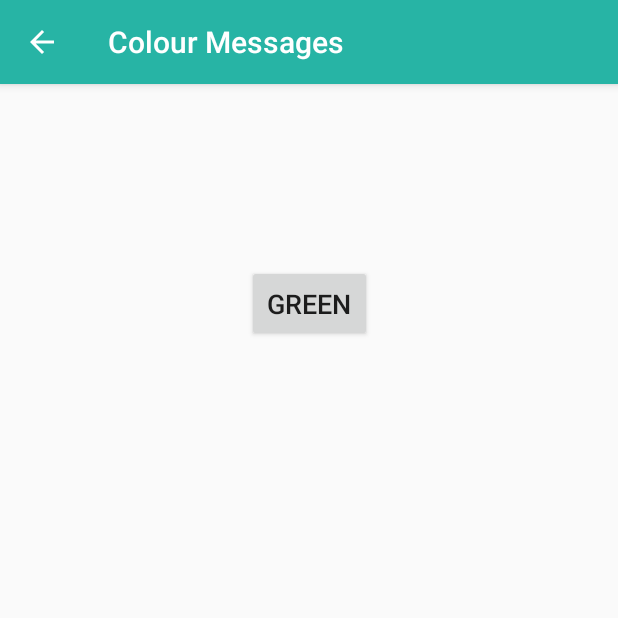
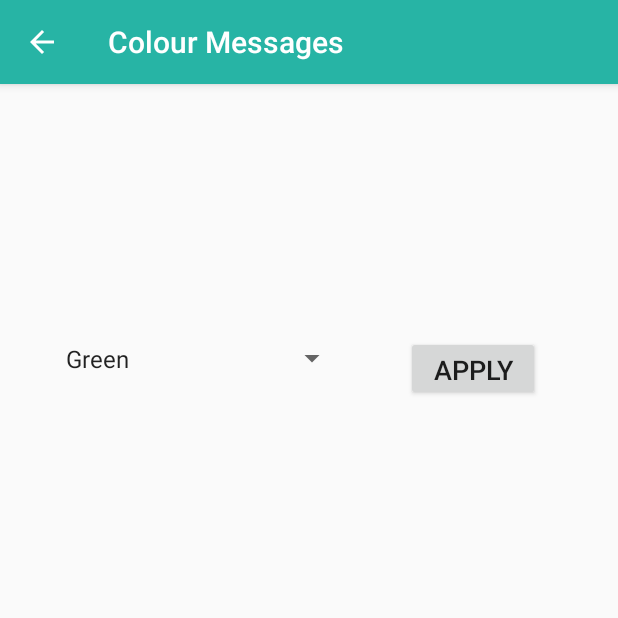
Before and after one commit to CRosemaryC/First_Test_AndroidStudio, an Android app: the DisplayMessageActivity screen opened directly, with no data from a screen before it, on a phone screen of 412 x 824 dp, the top half of it. Run offline under Robolectric (Android 15) with nearby library versions, the phone set to English and light mode, and no system bars.

Commit message:
We have added a spinner that allows us to select a colour to change the text and a button to apply it. We have also add an image to the project and put it in the icon and in the mainActivity. We have also added our own colors.

```diff
--- a/app/src/main/AndroidManifest.xml
+++ b/app/src/main/AndroidManifest.xml
@@ -4,7 +4,7 @@
 
     <application
         android:allowBackup="true"
-        android:icon="@mipmap/ic_launcher"
+        android:icon="@drawable/img_color_message_logo"
         android:label="@string/app_name"
         android:roundIcon="@mipmap/ic_launcher_round"
         android:supportsRtl="true"
--- a/app/src/main/java/com/example/cris_gnss_myphone/MainActivity.java
+++ b/app/src/main/java/com/example/cris_gnss_myphone/MainActivity.java
@@ -10,6 +10,7 @@ import android.widget.EditText;
 import android.util.Log;
 import static android.provider.AlarmClock.EXTRA_MESSAGE;
 import android.widget.Button;
+import android.widget.Toolbar;
 
 public class MainActivity extends AppCompatActivity {
 
@@ -34,7 +35,6 @@ public class MainActivity extends AppCompatActivity {
         intent.putExtra(EXTRA_MESSAGE, message);
         startActivity(intent);
     }
-
 
 //    This are examples to see the activities of the app in the Logcat
     @Override
--- a/app/src/main/res/layout/activity_display_message.xml
+++ b/app/src/main/res/layout/activity_display_message.xml
@@ -22,13 +22,31 @@
 
     <Button
         android:id="@+id/button2"
-        android:layout_width="83dp"
-        android:layout_height="51dp"
-        android:layout_marginTop="40dp"
-        android:text="@string/button_green"
+        android:layout_width="89dp"
+        android:layout_height="43dp"
+        android:layout_marginStart="8dp"
+        android:layout_marginTop="168dp"
+        android:layout_marginEnd="52dp"
+        android:onClick="onClickFindColour"
+        android:text="@string/button_colour"
         android:textSize="18sp"
         app:layout_constraintEnd_toEndOf="parent"
+        app:layout_constraintHorizontal_bias="1.0"
+        app:layout_constraintStart_toEndOf="@+id/spinner_color"
+        app:layout_constraintTop_toTopOf="parent" />
+
+
+    <Spinner
+        android:id="@+id/spinner_color"
+        android:layout_width="196dp"
+        android:layout_height="30dp"
+        android:layout_marginStart="36dp"
+        android:layout_marginTop="168dp"
+        android:spinnerMode="dropdown"
         app:layout_constraintStart_toStartOf="parent"
-        app:layout_constraintTop_toBottomOf="@+id/textView" />
+        app:layout_constraintTop_toTopOf="parent"
+        android:entries="@array/colours_types"
+        />
+
 
 </android.support.constraint.ConstraintLayout>
--- a/app/src/main/res/values/colors.xml
+++ b/app/src/main/res/values/colors.xml
@@ -3,4 +3,12 @@
     <color name="colorPrimary">#27B4A5</color>
     <color name="colorPrimaryDark">#00574B</color>
     <color name="colorAccent">#DA3884</color>
+    <color name="colorgreen">#43A047</color>
+    <color name="colorblue">#29B6F6</color>
+    <color name="coloryellow">#FFEB3B</color>
+    <color name="colorred">#E91E63</color>
+    <color name="colororange">#FF8F00</color>
+    <color name="colorpink">#F48FB1</color>
+    <color name="colorpurple">#6A1B9A</color>
+    <color name="colorblack">#000000</color>
 </resources>
--- a/app/src/main/res/values/strings.xml
+++ b/app/src/main/res/values/strings.xml
@@ -3,5 +3,16 @@
     <string name="edit_message">Enter a message</string>
     <string name="button_send">Send</string>
     <string name="display_text">Waiting for Message</string>
-    <string name="button_green">Green</string>
+    <string name="button_colour">Apply</string>
+
+    <string-array name="colours_types">
+        <item>Green</item>
+        <item>Blue</item>
+        <item>Yellow</item>
+        <item>Red</item>
+        <item>Orange</item>
+        <item>Pink</item>
+        <item>Purple</item>
+        <item>Black</item>
+    </string-array>
 </resources>
```
Also changed, not shown: app/src/main/java/com/example/cris_gnss_myphone/DisplayMessageActivity.java (+53 -27 lines), app/src/main/res/layout/activity_main.xml (+14 -1 lines).
